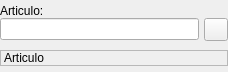
Old version of the form bulmages/bulmafact/src/busquedaarticulobase.ui in the repository eboladev/Bulmages-1.
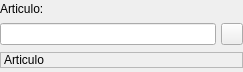
New version of the form. Icons and pictures are not drawn.

```diff
--- a/bulmages/bulmafact/src/busquedaarticulobase.ui
+++ b/bulmages/bulmafact/src/busquedaarticulobase.ui
@@ -5,34 +5,36 @@
    <rect>
     <x>0</x>
     <y>0</y>
-    <width>228</width>
+    <width>243</width>
     <height>72</height>
    </rect>
   </property>
   <property name="windowTitle" >
    <string>Form1</string>
   </property>
-  <layout class="QVBoxLayout" >
-   <property name="margin" >
+  <layout class="QGridLayout" >
+   <property name="leftMargin" >
     <number>0</number>
    </property>
-   <property name="spacing" >
-    <number>5</number>
+   <property name="topMargin" >
+    <number>0</number>
    </property>
-   <item>
-    <layout class="QVBoxLayout" >
-     <property name="margin" >
+   <property name="rightMargin" >
       <number>0</number>
      </property>
-     <property name="spacing" >
+   <property name="bottomMargin" >
       <number>0</number>
      </property>
-     <item>
+   <property name="horizontalSpacing" >
+    <number>5</number>
+   </property>
+   <property name="verticalSpacing" >
+    <number>5</number>
+   </property>
+   <item row="0" column="0" colspan="2" >
       <widget class="QLabel" name="label" >
        <property name="sizePolicy" >
-        <sizepolicy>
-         <hsizetype>5</hsizetype>
-         <vsizetype>0</vsizetype>
+      <sizepolicy vsizetype="Fixed" hsizetype="Preferred" >
          <horstretch>0</horstretch>
          <verstretch>0</verstretch>
         </sizepolicy>
@@ -42,32 +44,28 @@
        </property>
       </widget>
      </item>
-     <item>
-      <layout class="QHBoxLayout" >
-       <property name="margin" >
-        <number>0</number>
-       </property>
-       <property name="spacing" >
-        <number>5</number>
-       </property>
-       <item>
+   <item row="1" column="0" >
         <widget class="QLineEdit" name="m_codigocompletoarticulo" >
          <property name="sizePolicy" >
-          <sizepolicy>
-           <hsizetype>5</hsizetype>
-           <vsizetype>0</vsizetype>
+      <sizepolicy vsizetype="Fixed" hsizetype="Preferred" >
            <horstretch>0</horstretch>
            <verstretch>0</verstretch>
           </sizepolicy>
          </property>
         </widget>
        </item>
-       <item>
+   <item row="1" column="1" >
         <widget class="QToolButton" name="mui_buscar" >
          <property name="minimumSize" >
           <size>
-           <width>21</width>
-           <height>21</height>
+       <width>22</width>
+       <height>22</height>
+      </size>
+     </property>
+     <property name="maximumSize" >
+      <size>
+       <width>22</width>
+       <height>22</height>
           </size>
          </property>
          <property name="text" >
@@ -76,18 +74,18 @@
          <property name="icon" >
           <iconset resource="../../bulmages.qrc" >:/Images/edit-find.svg</iconset>
          </property>
-        </widget>
-       </item>
-      </layout>
-     </item>
-    </layout>
-   </item>
-   <item>
+     <property name="iconSize" >
+      <size>
+       <width>22</width>
+       <height>22</height>
+      </size>
+     </property>
+    </widget>
+   </item>
+   <item row="2" column="0" colspan="2" >
     <widget class="QLabel" name="m_nomarticulo" >
      <property name="sizePolicy" >
-      <sizepolicy>
-       <hsizetype>7</hsizetype>
-       <vsizetype>0</vsizetype>
+      <sizepolicy vsizetype="Fixed" hsizetype="Expanding" >
        <horstretch>0</horstretch>
        <verstretch>0</verstretch>
       </sizepolicy>
```
Lines whose indentation alone changed are shown as unchanged.
